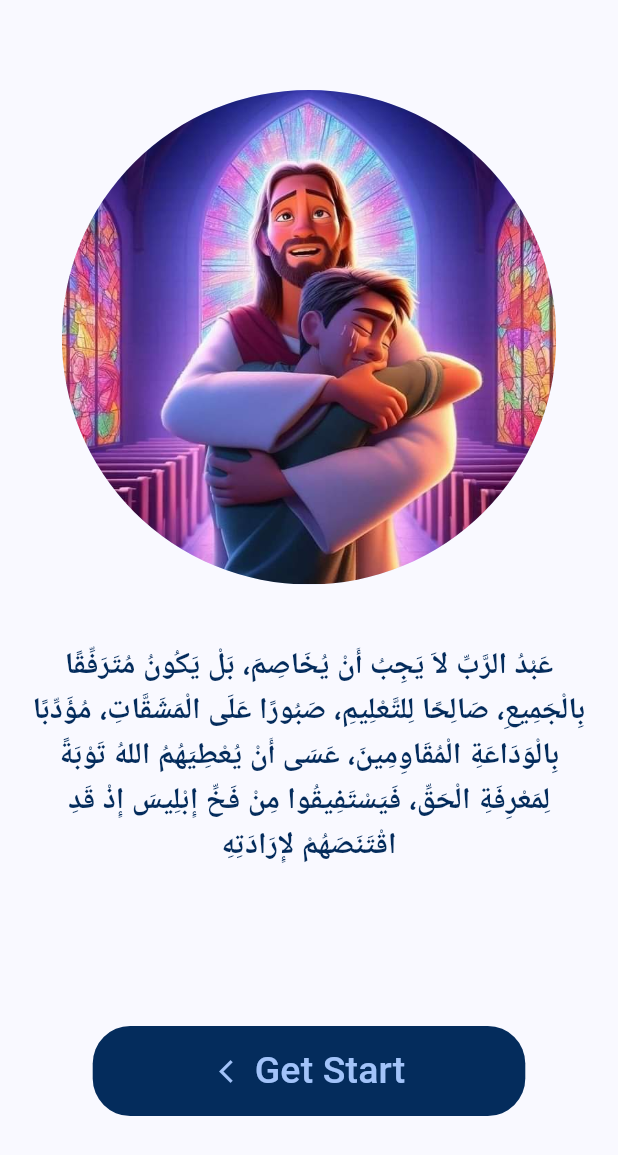
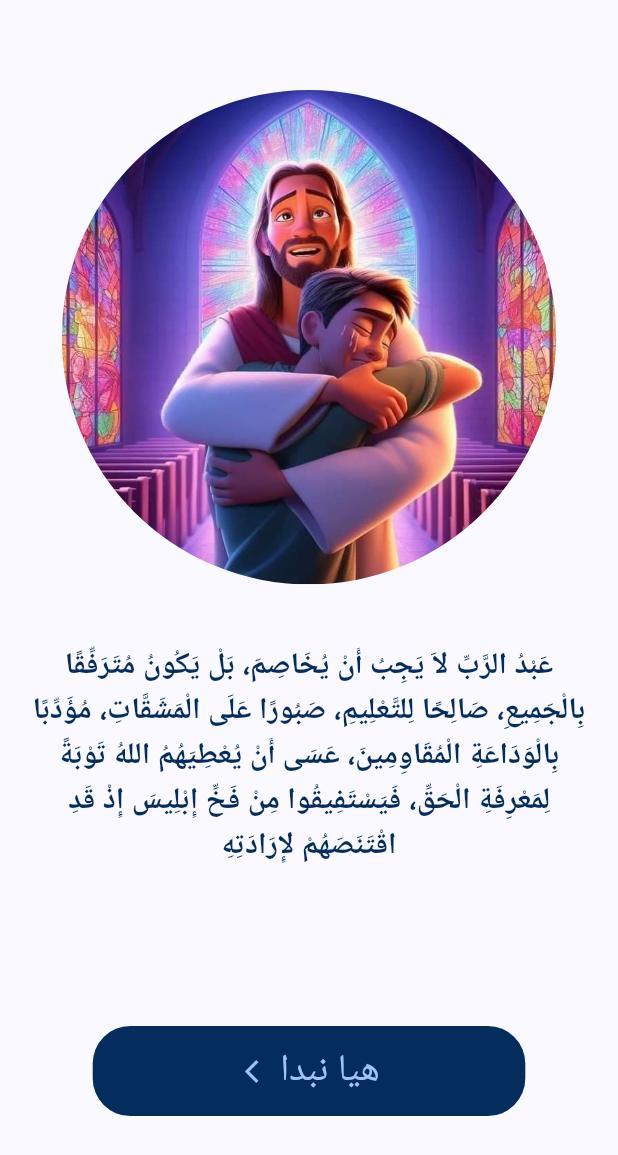
Before and after one commit to MinaYasser100/Faithful-Servant, a Flutter app: the screen it shows after launch, on a phone screen of 412 x 824 dp. Shown: the top 1155 px of the screen. Run offline on Flutter 3.47's test engine with Material 3 defaults, Android fonts, the light colour scheme and no system bars; drawn by our look-alikes of flutter_animate; our stand-ins replace cloud_firestore, firebase_auth, firebase_core, firebase_storage, flutter_bloc, flutter_easyloading and 4 more; accounts and stored records are empty; Roboto replaces fonts that are missing (Cairo).

Commit message:
update all texts in wlecom & splash view

```diff
--- a/lib/core/helper/local/app_locale.dart
+++ b/lib/core/helper/local/app_locale.dart
@@ -17,6 +17,9 @@ class Applocal implements Translations {
           'Arabic': 'اللغة العربية',
           'English': 'اللغة الانجليزية',
           'Change Language': 'تغيير اللغة',
+          "Get Start": 'هيا نبدا',
+          "Login": 'تسجيل الدخول',
+          'Register': 'انشاء حساب جديد',
         },
         "en": {
           'email': 'Email',
@@ -31,6 +34,9 @@ class Applocal implements Translations {
           'Arabic': 'Arabic',
           'English': 'English',
           'Change Language': 'Change Language',
+          "Get Start": "Get Start",
+          "Login": "Login",
+          'Register': 'Register',
         },
       };
 }
--- a/lib/features/splash_view/views/presentation/widgets/splash_view_body.dart
+++ b/lib/features/splash_view/views/presentation/widgets/splash_view_body.dart
@@ -40,7 +40,7 @@ class SplashViewBody extends StatelessWidget {
                   GetPages.kWelcomeView,
                 );
               },
-              textButton: "Get Start",
+              textButton: "Get Start".tr,
               isArrowIcon: true,
             ),
             const SizedBox(
--- a/lib/features/welcome_view/presentation/views/widgets/welcome_view_body.dart
+++ b/lib/features/welcome_view/presentation/views/widgets/welcome_view_body.dart
@@ -22,7 +22,7 @@ class WelcomeViewBody extends StatelessWidget {
               child: Column(
                 children: [
                   CustomTextButton(
-                    textButton: "Login",
+                    textButton: "Login".tr,
                     onPressed: () {
                       Get.toNamed(GetPages.kLoginView);
                     },
@@ -31,7 +31,7 @@ class WelcomeViewBody extends StatelessWidget {
                     height: 30,
                   ),
                   CustomTextButton(
-                    textButton: 'Register',
+                    textButton: 'Register'.tr,
                     onPressed: () {
                       Get.toNamed(GetPages.kRegisterView);
                     },
```
